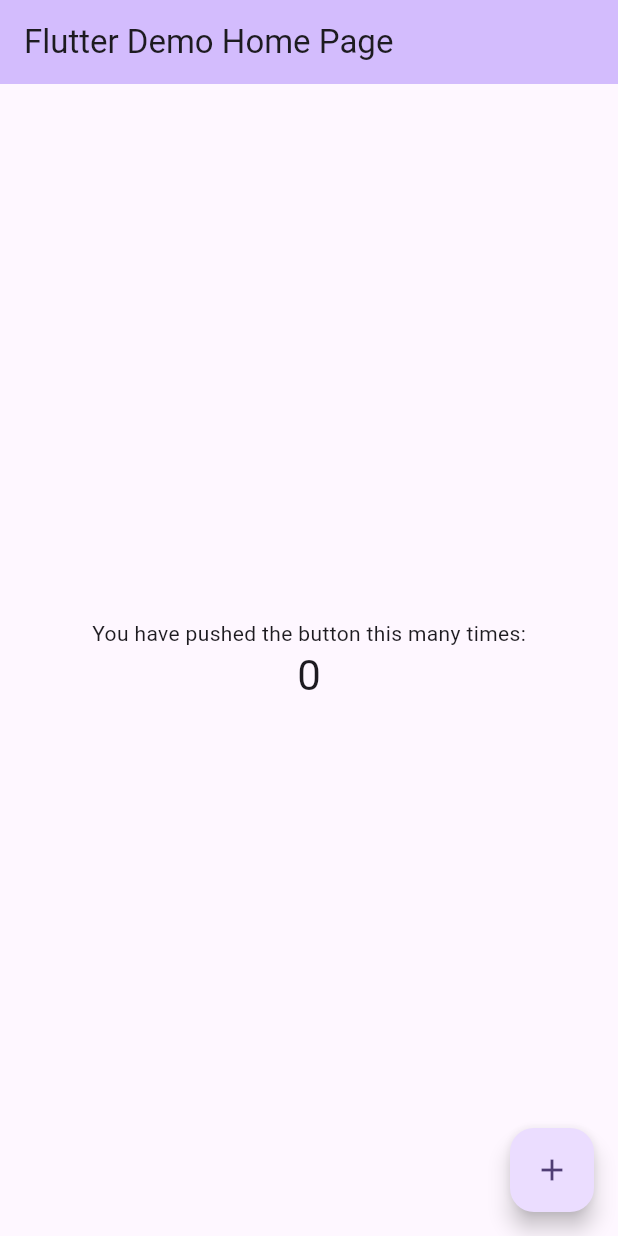
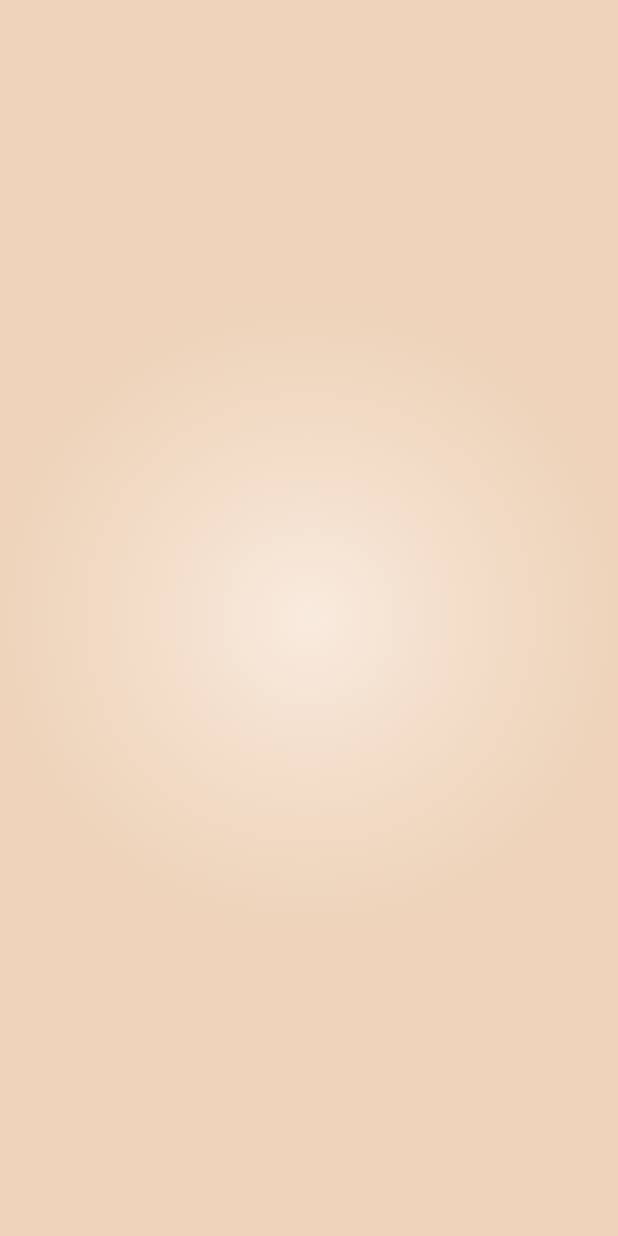
Before and after one commit to mostafaramadanhamed/coffee_app, a Flutter app: the screen it shows after launch, on a phone screen of 412 x 824 dp. Run offline on Flutter 3.47's test engine with Material 2 defaults, Android fonts, the phone set to English and light mode, and no system bars.

Commit message:
create splash view

```diff
--- /dev/null
+++ b/lib/features/splash/presentation/splash_view.dart
@@ -0,0 +1,12 @@
+import 'package:coffee_app/features/splash/presentation/widgets/splas_view_body.dart';
+import 'package:flutter/material.dart';
+class SplashView extends StatelessWidget {
+  const SplashView({Key? key}) : super(key: key);
+
+  @override
+  Widget build(BuildContext context) {
+    return const Scaffold(
+      body:SplashViewBody() ,
+    );
+  }
+}
--- /dev/null
+++ b/lib/features/splash/presentation/widgets/splas_view_body.dart
@@ -0,0 +1,24 @@
+import 'package:flutter/material.dart';
+class SplashViewBody extends StatelessWidget {
+  const SplashViewBody({Key? key}) : super(key: key);
+
+  @override
+  Widget build(BuildContext context) {
+    final size=MediaQuery.of(context).size;
+    return Container(
+      height: size.height,
+      width: size.width,
+      decoration: BoxDecoration(
+        gradient: RadialGradient(colors: [
+          const Color(0xFFF9EBDF),
+          const Color(0xFFECCBAC).withOpacity(0.81),
+        ]),
+      ),
+      child: const Column(
+        children: [
+
+        ],
+      ),
+    );
+  }
+}
--- a/lib/main.dart
+++ b/lib/main.dart
@@ -1,3 +1,4 @@
+import 'package:coffee_app/features/splash/presentation/splash_view.dart';
 import 'package:flutter/material.dart';
 
 void main() {
@@ -10,116 +11,10 @@ class MyApp extends StatelessWidget {
   // This widget is the root of your application.
   @override
   Widget build(BuildContext context) {
-    return MaterialApp(
+    return const MaterialApp(
       title: 'Flutter Demo',
-      theme: ThemeData(
-        // This is the theme of your application.
-        //
-        // TRY THIS: Try running your application with "flutter run". You'll see
-        // the application has a blue toolbar. Then, without quitting the app,
-        // try changing the seedColor in the colorScheme below to Colors.green
-        // and then invoke "hot reload" (save your changes or press the "hot
-        // reload" button in a Flutter-supported IDE, or press "r" if you used
-        // the command line to start the app).
-        //
-        // Notice that the counter didn't reset back to zero; the application
-        // state is not lost during the reload. To reset the state, use hot
-        // restart instead.
-        //
-        // This works for code too, not just values: Most code changes can be
-        // tested with just a hot reload.
-        colorScheme: ColorScheme.fromSeed(seedColor: Colors.deepPurple),
-        useMaterial3: true,
-      ),
-      home: const MyHomePage(title: 'Flutter Demo Home Page'),
+      debugShowCheckedModeBanner: false,
+      home: SplashView(),
     );
   }
 }
-
-class MyHomePage extends StatefulWidget {
-  const MyHomePage({super.key, required this.title});
-
-  // This widget is the home page of your application. It is stateful, meaning
-  // that it has a State object (defined below) that contains fields that affect
-  // how it looks.
-
-  // This class is the configuration for the state. It holds the values (in this
-  // case the title) provided by the parent (in this case the App widget) and
-  // used by the build method of the State. Fields in a Widget subclass are
-  // always marked "final".
-
-  final String title;
-
-  @override
-  State<MyHomePage> createState() => _MyHomePageState();
-}
-
-class _MyHomePageState extends State<MyHomePage> {
-  int _counter = 0;
-
-  void _incrementCounter() {
-    setState(() {
-      // This call to setState tells the Flutter framework that something has
-      // changed in this State, which causes it to rerun the build method below
-      // so that the display can reflect the updated values. If we changed
-      // _counter without calling setState(), then the build method would not be
-      // called again, and so nothing would appear to happen.
-      _counter++;
-    });
-  }
-
-  @override
-  Widget build(BuildContext context) {
-    // This method is rerun every time setState is called, for instance as done
-    // by the _incrementCounter method above.
-    //
-    // The Flutter framework has been optimized to make rerunning build methods
-    // fast, so that you can just rebuild anything that needs updating rather
-    // than having to individually change instances of widgets.
-    return Scaffold(
-      appBar: AppBar(
-        // TRY THIS: Try changing the color here to a specific color (to
-        // Colors.amber, perhaps?) and trigger a hot reload to see the AppBar
-        // change color while the other colors stay the same.
-        backgroundColor: Theme.of(context).colorScheme.inversePrimary,
-        // Here we take the value from the MyHomePage object that was created by
-        // the App.build method, and use it to set our appbar title.
-        title: Text(widget.title),
-      ),
-      body: Center(
-        // Center is a layout widget. It takes a single child and positions it
-        // in the middle of the parent.
-        child: Column(
-          // Column is also a layout widget. It takes a list of children and
-          // arranges them vertically. By default, it sizes itself to fit its
-          // children horizontally, and tries to be as tall as its parent.
-          //
-          // Column has various properties to control how it sizes itself and
-          // how it positions its children. Here we use mainAxisAlignment to
-          // center the children vertically; the main axis here is the vertical
-          // axis because Columns are vertical (the cross axis would be
-          // horizontal).
-          //
-          // TRY THIS: Invoke "debug painting" (choose the "Toggle Debug Paint"
-          // action in the IDE, or press "p" in the console), to see the
-          // wireframe for each widget.
-          mainAxisAlignment: MainAxisAlignment.center,
-          children: <Widget>[
-            const Text(
-              'You have pushed the button this many times:',
-            ),
-            Text(
-              '$_counter',
-              style: Theme.of(context).textTheme.headlineMedium,
-            ),
-          ],
-        ),
-      ),
-      floatingActionButton: FloatingActionButton(
-        onPressed: _incrementCounter,
-        tooltip: 'Increment',
-        child: const Icon(Icons.add),
-      ), // This trailing comma makes auto-formatting nicer for build methods.
-    );
-  }
-}
```
